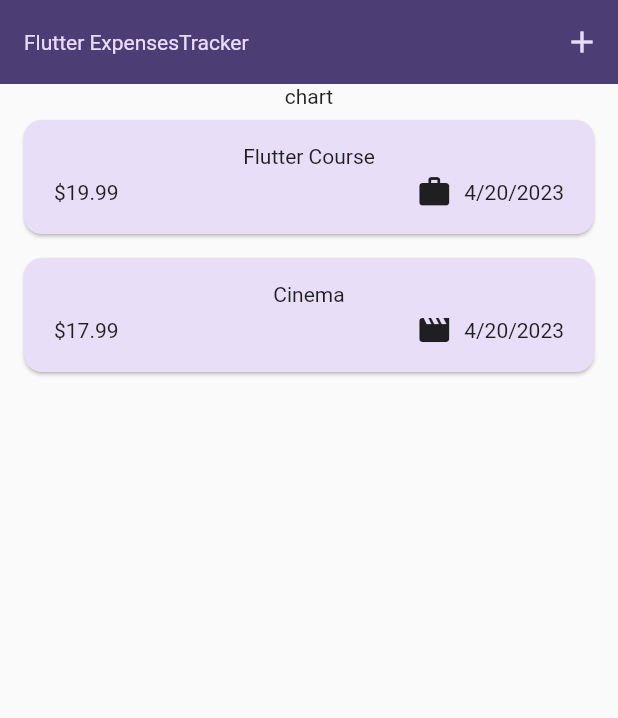
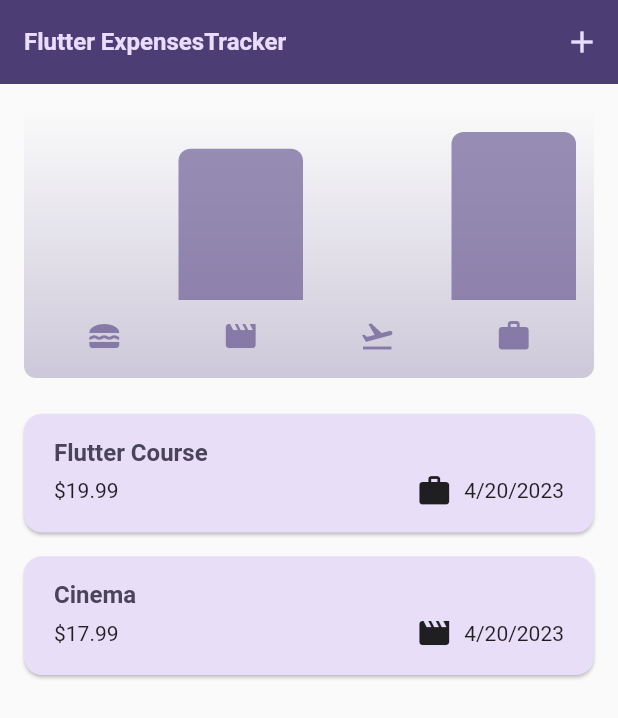
Before and after one commit to Matiaspv42/expenses_app_flutter, a Flutter app: the screen it shows after launch, on a phone screen of 412 x 824 dp. Shown: the top 718 px of the screen. Run offline on Flutter 3.47's test engine with Material 2 defaults, Android fonts, the phone set to English and light mode, and no system bars.

Commit message:
feat: finished all features for expense tracker

```diff
--- a/lib/main.dart
+++ b/lib/main.dart
@@ -4,9 +4,25 @@
 var kColorScheme =
     ColorScheme.fromSeed(seedColor: Color.fromARGB(255, 96, 59, 181));
 
+var kDarkColorSceme = ColorScheme.fromSeed(
+    seedColor: Color.fromARGB(255, 5, 99, 125), brightness: Brightness.dark);
+
 void main() {
   runApp(
     MaterialApp(
+        darkTheme: ThemeData.dark().copyWith(
+          useMaterial3: true,
+          colorScheme: kDarkColorSceme,
+          cardTheme: const CardTheme().copyWith(
+            color: kDarkColorSceme.secondaryContainer,
+            margin: const EdgeInsets.symmetric(horizontal: 16, vertical: 8),
+          ),
+          elevatedButtonTheme: ElevatedButtonThemeData(
+            style: ElevatedButton.styleFrom(
+                backgroundColor: kDarkColorSceme.primaryContainer,
+                foregroundColor: kDarkColorSceme.onPrimaryContainer),
+          ),
+        ),
         theme: ThemeData().copyWith(
           useMaterial3: true,
           colorScheme: kColorScheme,
@@ -24,10 +40,12 @@
           ),
           textTheme: ThemeData().textTheme.copyWith(
               titleLarge: TextStyle(
-                  fontWeight: FontWeight.normal,
+                  fontWeight: FontWeight.bold,
                   color: kColorScheme.onSecondaryContainer,
-                  fontSize: 14)),
+                  fontSize: 16)),
         ),
+        // default
+        // themeMode: ThemeMode.dark,
         home: const Expenses()),
   );
 }
--- a/lib/models/expense.dart
+++ b/lib/models/expense.dart
@@ -33,3 +33,24 @@
     return formatter.format(date);
   }
 }
+
+class ExpenseBucket {
+  const ExpenseBucket({required this.category, required this.expenses});
+
+  ExpenseBucket.forCategory(List<Expense> allExpenses, this.category)
+      : expenses = allExpenses
+            .where((expense) => expense.category == category)
+            .toList();
+
+  final Category category;
+  final List<Expense> expenses;
+
+  double get totalExpenses {
+    double sum = 0;
+
+    for (final expense in expenses) {
+      sum += expense.amount;
+    }
+    return sum;
+  }
+}
--- /dev/null
+++ b/lib/widgets/chart/chart.dart
@@ -0,0 +1,95 @@
+import 'package:flutter/material.dart';
+
+import 'package:flutter_third_project/widgets/chart/chart_bar.dart';
+import 'package:flutter_third_project/models/expense.dart';
+
+class Chart extends StatelessWidget {
+  const Chart({super.key, required this.expenses});
+
+  final List<Expense> expenses;
+
+  List<ExpenseBucket> get buckets {
+    return [
+      ExpenseBucket.forCategory(expenses, Category.food),
+      ExpenseBucket.forCategory(expenses, Category.leisure),
+      ExpenseBucket.forCategory(expenses, Category.travel),
+      ExpenseBucket.forCategory(expenses, Category.work),
+    ];
+  }
+
+  double get maxTotalExpense {
+    double maxTotalExpense = 0;
+
+    for (final bucket in buckets) {
+      if (bucket.totalExpenses > maxTotalExpense) {
+        maxTotalExpense = bucket.totalExpenses;
+      }
+    }
+
+    return maxTotalExpense;
+  }
+
+  @override
+  Widget build(BuildContext context) {
+    final isDarkMode =
+        MediaQuery.of(context).platformBrightness == Brightness.dark;
+    return Container(
+      margin: const EdgeInsets.all(16),
+      padding: const EdgeInsets.symmetric(
+        vertical: 16,
+        horizontal: 8,
+      ),
+      width: double.infinity,
+      height: 180,
+      decoration: BoxDecoration(
+        borderRadius: BorderRadius.circular(8),
+        gradient: LinearGradient(
+          colors: [
+            Theme.of(context).colorScheme.primary.withOpacity(0.3),
+            Theme.of(context).colorScheme.primary.withOpacity(0.0)
+          ],
+          begin: Alignment.bottomCenter,
+          end: Alignment.topCenter,
+        ),
+      ),
+      child: Column(
+        children: [
+          Expanded(
+            child: Row(
+              crossAxisAlignment: CrossAxisAlignment.end,
+              children: [
+                for (final bucket in buckets) // alternative to map()
+                  ChartBar(
+                    fill: bucket.totalExpenses == 0
+                        ? 0
+                        : bucket.totalExpenses / maxTotalExpense,
+                  )
+              ],
+            ),
+          ),
+          const SizedBox(height: 12),
+          Row(
+            children: buckets
+                .map(
+                  (bucket) => Expanded(
+                    child: Padding(
+                      padding: const EdgeInsets.symmetric(horizontal: 4),
+                      child: Icon(
+                        categoryIcons[bucket.category],
+                        color: isDarkMode
+                            ? Theme.of(context).colorScheme.secondary
+                            : Theme.of(context)
+                                .colorScheme
+                                .primary
+                                .withOpacity(0.7),
+                      ),
+                    ),
+                  ),
+                )
+                .toList(),
+          )
+        ],
+      ),
+    );
+  }
+}
--- /dev/null
+++ b/lib/widgets/chart/chart_bar.dart
@@ -0,0 +1,34 @@
+import 'package:flutter/material.dart';
+
+class ChartBar extends StatelessWidget {
+  const ChartBar({
+    super.key,
+    required this.fill,
+  });
+
+  final double fill;
+
+  @override
+  Widget build(BuildContext context) {
+    final isDarkMode =
+        MediaQuery.of(context).platformBrightness == Brightness.dark;
+    return Expanded(
+      child: Padding(
+        padding: const EdgeInsets.symmetric(horizontal: 4),
+        child: FractionallySizedBox(
+          heightFactor: fill,
+          child: DecoratedBox(
+            decoration: BoxDecoration(
+              shape: BoxShape.rectangle,
+              borderRadius:
+                  const BorderRadius.vertical(top: Radius.circular(8)),
+              color: isDarkMode
+                  ? Theme.of(context).colorScheme.secondary
+                  : Theme.of(context).colorScheme.primary.withOpacity(0.65),
+            ),
+          ),
+        ),
+      ),
+    );
+  }
+}
--- a/lib/widgets/expenses.dart
+++ b/lib/widgets/expenses.dart
@@ -1,6 +1,7 @@
 import 'dart:math';
 
 import 'package:flutter/cupertino.dart';
+import 'package:flutter_third_project/widgets/chart/chart.dart';
 import 'package:flutter_third_project/widgets/expenses.dart';
 import 'package:flutter/material.dart';
 import 'package:flutter_third_project/widgets/expenses_list/expenses_list.dart';
@@ -89,7 +90,10 @@
         ],
       ),
       body: Column(
-        children: [Text('chart'), Expanded(child: mainContent)],
+        children: [
+          Chart(expenses: _registeredExpenses),
+          Expanded(child: mainContent)
+        ],
       ),
     );
   }
--- a/lib/widgets/expenses_list/expenses_item.dart
+++ b/lib/widgets/expenses_list/expenses_item.dart
@@ -10,8 +10,12 @@
       child: Padding(
           padding: const EdgeInsets.symmetric(horizontal: 20, vertical: 16),
           child: Column(
+            crossAxisAlignment: CrossAxisAlignment.start,
             children: [
-              Text(expense.title),
+              Text(
+                expense.title,
+                style: Theme.of(context).textTheme.titleLarge,
+              ),
               const SizedBox(
                 height: 4,
               ),
--- a/lib/widgets/expenses_list/expenses_list.dart
+++ b/lib/widgets/expenses_list/expenses_list.dart
@@ -12,6 +12,11 @@
     return ListView.builder(
         itemCount: expenses.length,
         itemBuilder: ((context, index) => Dismissible(
+            background: Container(
+              color: Theme.of(context).colorScheme.error.withOpacity(0.75),
+              margin: EdgeInsets.symmetric(
+                  horizontal: Theme.of(context).cardTheme.margin!.horizontal),
+            ),
             onDismissed: (direction) {
               onRemoveExpense(expenses[index]);
             },
```
